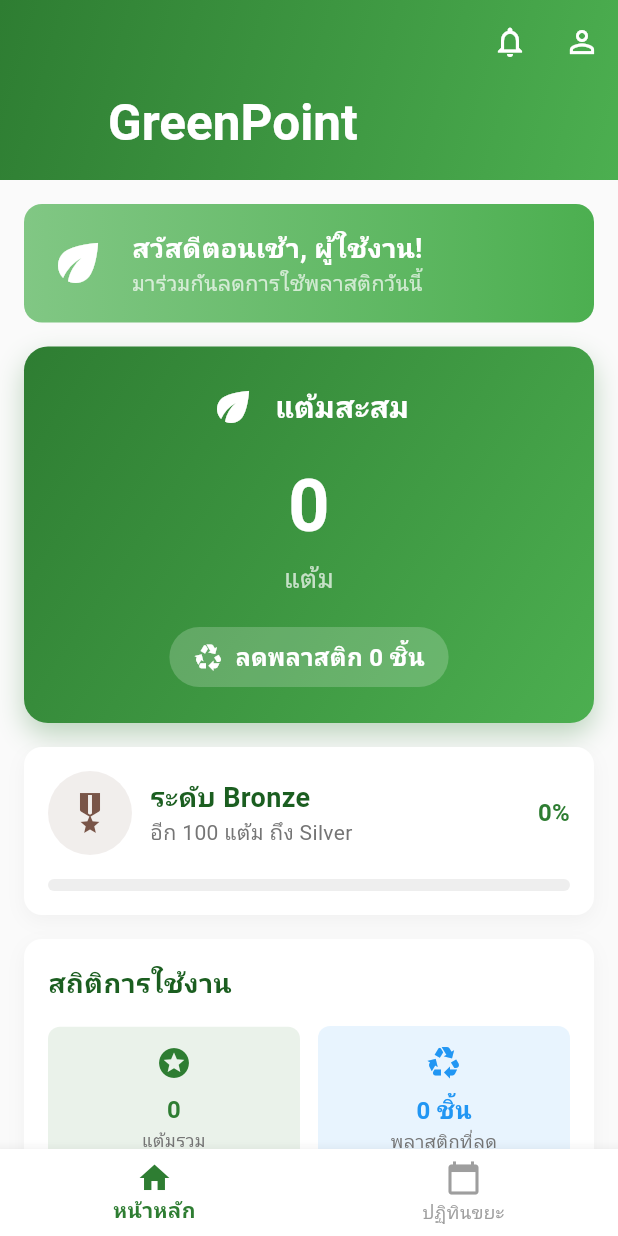
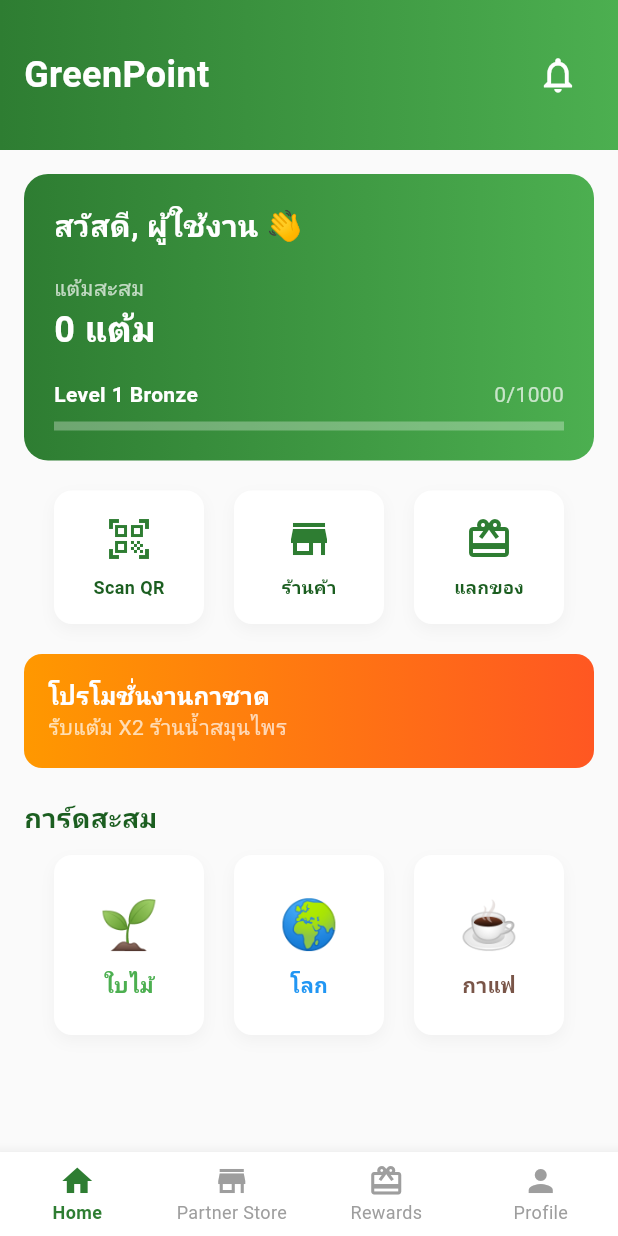
Before and after one commit to SirimongkolMannubut/flutter_GreenPoint, a Flutter app: the screen it shows after launch, on a phone screen of 412 x 824 dp. Run offline on Flutter 3.47's test engine with Material 3 defaults, Android fonts, the phone set to English and light mode, and no system bars; drawn by our look-alikes of flutter_animate; our stand-ins replace fl_chart, flutter_dotenv, google_fonts, shared_preferences; accounts and stored records are empty; Roboto replaces fonts that are missing (Kanit).

Commit message:
feat: Redesign UI according to UI Breakdown specification - Update HomeScreen with new layout (Header, Profile Card, Shortcut Menu, Promotion Banner, Collection Cards) - Add 4-tab Bottom Navigation (Home, Partner Store, Rewards, Profile) - Implement greeting with user name and wave emoji - Add level progress bar with proper formatting - Create shortcut menu with Scan QR, Store, and Rewards - Add promotion banner for events - Include collection cards with emoji icons

```diff
--- a/lib/screens/home_screen.dart
+++ b/lib/screens/home_screen.dart
@@ -4,36 +4,9 @@ import 'package:flutter_animate/flutter_animate.dart';
 import 'package:google_fonts/google_fonts.dart';
 import '../providers/user_provider.dart';
 import '../constants/app_constants.dart';
-import '../widgets/points_card.dart';
-import '../widgets/activity_grid.dart';
-import '../widgets/level_progress.dart';
-import '../widgets/stats_overview.dart';
 
-class HomeScreen extends StatefulWidget {
+class HomeScreen extends StatelessWidget {
   const HomeScreen({super.key});
-
-  @override
-  State<HomeScreen> createState() => _HomeScreenState();
-}
-
-class _HomeScreenState extends State<HomeScreen> with TickerProviderStateMixin {
-  late AnimationController _animationController;
-
-  @override
-  void initState() {
-    super.initState();
-    _animationController = AnimationController(
-      duration: const Duration(milliseconds: 1500),
-      vsync: this,
-    );
-    _animationController.forward();
-  }
-
-  @override
-  void dispose() {
-    _animationController.dispose();
-    super.dispose();
-  }
 
   @override
   Widget build(BuildContext context) {
@@ -51,70 +24,18 @@ class _HomeScreenState extends State<HomeScreen> with TickerProviderStateMixin {
 
           return CustomScrollView(
             slivers: [
-              _buildAppBar(context, userProvider),
+              _buildHeader(),
               SliverPadding(
-                padding: const EdgeInsets.all(AppConstants.defaultPadding),
+                padding: const EdgeInsets.all(16),
                 sliver: SliverList(
                   delegate: SliverChildListDelegate([
-                    _buildWelcomeSection(userProvider)
-                        .animate()
-                        .fadeIn(duration: 600.ms)
-                        .slideY(begin: 0.3, end: 0),
-
-                    const SizedBox(height: AppConstants.defaultPadding),
-
-                    PointsCard(
-                      points: userProvider.totalPoints,
-                      plasticReduced: userProvider.plasticReduced,
-                    ).animate()
-                        .fadeIn(duration: 600.ms, delay: 200.ms)
-                        .slideX(begin: -0.3, end: 0),
-
-                    const SizedBox(height: AppConstants.defaultPadding),
-
-                    LevelProgress(
-                      level: userProvider.level,
-                      levelName: userProvider.levelName,
-                      progress: userProvider.getLevelProgress(),
-                    ).animate()
-                        .fadeIn(duration: 600.ms, delay: 400.ms)
-                        .slideX(begin: 0.3, end: 0),
-
-                    const SizedBox(height: AppConstants.defaultPadding),
-
-                    StatsOverview(
-                      totalPoints: userProvider.totalPoints,
-                      plasticReduced: userProvider.plasticReduced,
-                      level: userProvider.level,
-                    ).animate()
-                        .fadeIn(duration: 600.ms, delay: 600.ms)
-                        .slideY(begin: 0.3, end: 0),
-
-                    const SizedBox(height: AppConstants.largePadding),
-
-                    Text(
-                      'กิจกรรมลดพลาสติก',
-                      style: GoogleFonts.kanit(
-                        fontSize: 20,
-                        fontWeight: FontWeight.bold,
-                        color: AppConstants.darkGreen,
-                      ),
-                    ).animate()
-                        .fadeIn(duration: 600.ms, delay: 800.ms),
-
-                    const SizedBox(height: AppConstants.defaultPadding),
-
-                    ActivityGrid(
-                      onActivityTap: (activity) {
-                        userProvider.addPoints(
-                          activity.points,
-                          activity.plasticReduction,
-                        );
-                        _showSuccessDialog(context, activity);
-                      },
-                    ).animate()
-                        .fadeIn(duration: 600.ms, delay: 1000.ms)
-                        .slideY(begin: 0.3, end: 0),
+                    _buildProfileCard(userProvider),
+                    const SizedBox(height: 20),
+                    _buildShortcutMenu(),
+                    const SizedBox(height: 20),
+                    _buildPromotionBanner(),
+                    const SizedBox(height: 20),
+                    _buildCollectionCards(),
                   ]),
                 ),
               ),
@@ -125,87 +46,113 @@ class _HomeScreenState extends State<HomeScreen> with TickerProviderStateMixin {
     );
   }
 
-  Widget _buildAppBar(BuildContext context, UserProvider userProvider) {
+  Widget _buildHeader() {
     return SliverAppBar(
-      expandedHeight: 120,
+      expandedHeight: 100,
       floating: false,
       pinned: true,
       backgroundColor: AppConstants.primaryGreen,
       flexibleSpace: FlexibleSpaceBar(
-        title: Text(
+        background: Container(
+          decoration: const BoxDecoration(
+            gradient: LinearGradient(
+              colors: [AppConstants.primaryGreen, AppConstants.lightGreen],
+            ),
+          ),
+          child: SafeArea(
+            child: Padding(
+              padding: const EdgeInsets.symmetric(horizontal: 16),
+              child: Row(
+                mainAxisAlignment: MainAxisAlignment.spaceBetween,
+                children: [
+                  Text(
                     'GreenPoint',
                     style: GoogleFonts.kanit(
+                      fontSize: 24,
                       fontWeight: FontWeight.bold,
                       color: Colors.white,
                     ),
                   ),
-        background: Container(
-          decoration: const BoxDecoration(
-            gradient: LinearGradient(
-              begin: Alignment.topLeft,
-              end: Alignment.bottomRight,
-              colors: [
-                AppConstants.primaryGreen,
-                AppConstants.lightGreen,
+                  IconButton(
+                    icon: const Icon(Icons.notifications_outlined, color: Colors.white, size: 28),
+                    onPressed: () {},
+                  ),
                 ],
               ),
             ),
           ),
         ),
-      actions: [
-        IconButton(
-          icon: const Icon(Icons.notifications_outlined, color: Colors.white),
-          onPressed: () {},
       ),
-        IconButton(
-          icon: const Icon(Icons.person_outline, color: Colors.white),
-          onPressed: () {},
-        ),
-      ],
     );
   }
 
-  Widget _buildWelcomeSection(UserProvider userProvider) {
-    final hour = DateTime.now().hour;
-    String greeting = 'สวัสดี';
-    if (hour < 12) {
-      greeting = 'สวัสดีตอนเช้า';
-    } else if (hour < 17) {
-      greeting = 'สวัสดีตอนบ่าย';
-    } else {
-      greeting = 'สวัสดีตอนเย็น';
-    }
-
+  Widget _buildProfileCard(UserProvider userProvider) {
     return Container(
-      padding: const EdgeInsets.all(AppConstants.defaultPadding),
+      padding: const EdgeInsets.all(20),
       decoration: BoxDecoration(
         gradient: const LinearGradient(
-          colors: [AppConstants.accentGreen, AppConstants.lightGreen],
+          colors: [AppConstants.primaryGreen, AppConstants.lightGreen],
         ),
-        borderRadius: BorderRadius.circular(AppConstants.defaultRadius),
+        borderRadius: BorderRadius.circular(16),
       ),
-      child: Row(
-        children: [
-          const Icon(
-            Icons.eco,
-            size: 40,
-            color: Colors.white,
-          ),
-          const SizedBox(width: AppConstants.defaultPadding),
-          Expanded(
       child: Column(
         crossAxisAlignment: CrossAxisAlignment.start,
         children: [
+          Row(
+            children: [
               Text(
-                  '$greeting, ${userProvider.user?.name ?? 'ผู้ใช้งาน'}!',
+                'สวัสดี, ${userProvider.user?.name ?? 'ขวัญ'} 👋',
                 style: GoogleFonts.kanit(
-                    fontSize: 18,
+                  fontSize: 20,
                   fontWeight: FontWeight.bold,
                   color: Colors.white,
                 ),
               ),
+            ],
+          ),
+          const SizedBox(height: 16),
+          Row(
+            mainAxisAlignment: MainAxisAlignment.spaceBetween,
+            children: [
+              Column(
+                crossAxisAlignment: CrossAxisAlignment.start,
+                children: [
                   Text(
-                  'มาร่วมกันลดการใช้พลาสติกวันนี้',
+                    'แต้มสะสม',
+                    style: GoogleFonts.kanit(
+                      fontSize: 14,
+                      color: Colors.white70,
+                    ),
+                  ),
+                  Text(
+                    '${userProvider.totalPoints} แต้ม',
+                    style: GoogleFonts.kanit(
+                      fontSize: 24,
+                      fontWeight: FontWeight.bold,
+                      color: Colors.white,
+                    ),
+                  ),
+                ],
+              ),
+            ],
+          ),
+          const SizedBox(height: 16),
+          Column(
+            crossAxisAlignment: CrossAxisAlignment.start,
+            children: [
+              Row(
+                mainAxisAlignment: MainAxisAlignment.spaceBetween,
+                children: [
+                  Text(
+                    'Level ${userProvider.level} ${userProvider.levelName}',
+                    style: GoogleFonts.kanit(
+                      fontSize: 14,
+                      color: Colors.white,
+                      fontWeight: FontWeight.w600,
+                    ),
+                  ),
+                  Text(
+                    '${(userProvider.getLevelProgress() * 1000).toInt()}/1000',
                     style: GoogleFonts.kanit(
                       fontSize: 14,
                       color: Colors.white70,
@@ -213,46 +160,154 @@ class _HomeScreenState extends State<HomeScreen> with TickerProviderStateMixin {
                   ),
                 ],
               ),
+              const SizedBox(height: 8),
+              LinearProgressIndicator(
+                value: userProvider.getLevelProgress(),
+                backgroundColor: Colors.white30,
+                valueColor: const AlwaysStoppedAnimation<Color>(Colors.white),
+                minHeight: 6,
               ),
             ],
+          ),
+        ],
+      ),
+    ).animate().fadeIn(duration: 600.ms).slideY(begin: 0.3, end: 0);
+  }
+
+  Widget _buildShortcutMenu() {
+    return Row(
+      mainAxisAlignment: MainAxisAlignment.spaceEvenly,
+      children: [
+        _buildShortcutItem('Scan QR', Icons.qr_code_scanner, () {}),
+        _buildShortcutItem('ร้านค้า', Icons.store, () {}),
+        _buildShortcutItem('แลกของ', Icons.card_giftcard, () {}),
+      ],
+    ).animate().fadeIn(duration: 600.ms, delay: 200.ms);
+  }
+
+  Widget _buildShortcutItem(String title, IconData icon, VoidCallback onTap) {
+    return GestureDetector(
+      onTap: onTap,
+      child: Container(
+        width: 100,
+        padding: const EdgeInsets.symmetric(vertical: 16),
+        decoration: BoxDecoration(
+          color: Colors.white,
+          borderRadius: BorderRadius.circular(12),
+          boxShadow: [
+            BoxShadow(
+              color: Colors.grey.withOpacity(0.1),
+              blurRadius: 8,
+              offset: const Offset(0, 4),
+            ),
+          ],
+        ),
+        child: Column(
+          children: [
+            Icon(icon, size: 32, color: AppConstants.primaryGreen),
+            const SizedBox(height: 8),
+            Text(
+              title,
+              style: GoogleFonts.kanit(
+                fontSize: 12,
+                fontWeight: FontWeight.w600,
+                color: AppConstants.darkGreen,
+              ),
+            ),
+          ],
+        ),
       ),
     );
   }
 
-  void _showSuccessDialog(BuildContext context, dynamic activity) {
-    showDialog(
-      context: context,
-      builder: (context) => AlertDialog(
-        shape: RoundedRectangleBorder(
-          borderRadius: BorderRadius.circular(AppConstants.defaultRadius),
+  Widget _buildPromotionBanner() {
+    return Container(
+      width: double.infinity,
+      padding: const EdgeInsets.all(16),
+      decoration: BoxDecoration(
+        gradient: const LinearGradient(
+          colors: [Colors.orange, Colors.deepOrange],
         ),
-        title: Row(
+        borderRadius: BorderRadius.circular(12),
+      ),
+      child: Column(
+        crossAxisAlignment: CrossAxisAlignment.start,
         children: [
-            Icon(
-              Icons.check_circle,
-              color: AppConstants.successColor,
-              size: 28,
+          Text(
+            'โปรโมชั่นงานกาชาด',
+            style: GoogleFonts.kanit(
+              fontSize: 16,
+              fontWeight: FontWeight.bold,
+              color: Colors.white,
             ),
-            const SizedBox(width: 8),
+          ),
           Text(
-              'เยี่ยมมาก!',
-              style: GoogleFonts.kanit(fontWeight: FontWeight.bold),
+            'รับแต้ม X2 ร้านน้ำสมุนไพร',
+            style: GoogleFonts.kanit(
+              fontSize: 14,
+              color: Colors.white70,
+            ),
           ),
         ],
       ),
-        content: Text(
-          'คุณได้รับ ${activity.points} แต้ม จากการ${activity.title}',
-          style: GoogleFonts.kanit(),
+    ).animate().fadeIn(duration: 600.ms, delay: 400.ms);
+  }
+
+  Widget _buildCollectionCards() {
+    return Column(
+      crossAxisAlignment: CrossAxisAlignment.start,
+      children: [
+        Text(
+          'การ์ดสะสม',
+          style: GoogleFonts.kanit(
+            fontSize: 18,
+            fontWeight: FontWeight.bold,
+            color: AppConstants.darkGreen,
           ),
-        actions: [
-          TextButton(
-            onPressed: () => Navigator.pop(context),
-            child: Text(
-              'ตกลง',
+        ),
+        const SizedBox(height: 12),
+        Row(
+          mainAxisAlignment: MainAxisAlignment.spaceEvenly,
+          children: [
+            _buildCollectionCard('🌱', 'ใบไม้', Colors.green),
+            _buildCollectionCard('🌍', 'โลก', Colors.blue),
+            _buildCollectionCard('☕', 'กาแฟ', Colors.brown),
+          ],
+        ),
+      ],
+    ).animate().fadeIn(duration: 600.ms, delay: 600.ms);
+  }
+
+  Widget _buildCollectionCard(String emoji, String title, Color color) {
+    return Container(
+      width: 100,
+      height: 120,
+      padding: const EdgeInsets.all(12),
+      decoration: BoxDecoration(
+        color: Colors.white,
+        borderRadius: BorderRadius.circular(12),
+        boxShadow: [
+          BoxShadow(
+            color: Colors.grey.withOpacity(0.1),
+            blurRadius: 8,
+            offset: const Offset(0, 4),
+          ),
+        ],
+      ),
+      child: Column(
+        mainAxisAlignment: MainAxisAlignment.center,
+        children: [
+          Text(
+            emoji,
+            style: const TextStyle(fontSize: 32),
+          ),
+          const SizedBox(height: 8),
+          Text(
+            title,
             style: GoogleFonts.kanit(
-                color: AppConstants.primaryGreen,
-                fontWeight: FontWeight.bold,
-              ),
+              fontSize: 14,
+              fontWeight: FontWeight.w600,
+              color: color,
             ),
           ),
         ],
--- a/lib/screens/main_screen.dart
+++ b/lib/screens/main_screen.dart
@@ -16,7 +16,9 @@ class _MainScreenState extends State<MainScreen> {
 
   final List<Widget> _screens = [
     const HomeScreen(),
-    const WasteCalendarScreen(),
+    const PartnerStoreScreen(),
+    const RewardsScreen(),
+    const ProfileScreen(),
   ];
 
   @override
@@ -36,19 +38,93 @@ class _MainScreenState extends State<MainScreen> {
         unselectedItemColor: Colors.grey,
         selectedLabelStyle: GoogleFonts.kanit(
           fontWeight: FontWeight.bold,
+          fontSize: 12,
         ),
-        unselectedLabelStyle: GoogleFonts.kanit(),
+        unselectedLabelStyle: GoogleFonts.kanit(
+          fontSize: 12,
+        ),
         items: const [
           BottomNavigationBarItem(
             icon: Icon(Icons.home),
-            label: 'หน้าหลัก',
+            label: 'Home',
           ),
           BottomNavigationBarItem(
-            icon: Icon(Icons.calendar_today),
-            label: 'ปฏิทินขยะ',
+            icon: Icon(Icons.store),
+            label: 'Partner Store',
+          ),
+          BottomNavigationBarItem(
+            icon: Icon(Icons.card_giftcard),
+            label: 'Rewards',
+          ),
+          BottomNavigationBarItem(
+            icon: Icon(Icons.person),
+            label: 'Profile',
           ),
         ],
       ),
     );
   }
 }
+
+class PartnerStoreScreen extends StatelessWidget {
+  const PartnerStoreScreen({super.key});
+
+  @override
+  Widget build(BuildContext context) {
+    return Scaffold(
+      appBar: AppBar(
+        title: Text(
+          'Partner Store',
+          style: GoogleFonts.kanit(fontWeight: FontWeight.bold),
+        ),
+        backgroundColor: AppConstants.primaryGreen,
+        foregroundColor: Colors.white,
+      ),
+      body: const Center(
+        child: Text('Partner Store Screen'),
+      ),
+    );
+  }
+}
+
+class RewardsScreen extends StatelessWidget {
+  const RewardsScreen({super.key});
+
+  @override
+  Widget build(BuildContext context) {
+    return Scaffold(
+      appBar: AppBar(
+        title: Text(
+          'Rewards',
+          style: GoogleFonts.kanit(fontWeight: FontWeight.bold),
+        ),
+        backgroundColor: AppConstants.primaryGreen,
+        foregroundColor: Colors.white,
+      ),
+      body: const Center(
+        child: Text('Rewards Screen'),
+      ),
+    );
+  }
+}
+
+class ProfileScreen extends StatelessWidget {
+  const ProfileScreen({super.key});
+
+  @override
+  Widget build(BuildContext context) {
+    return Scaffold(
+      appBar: AppBar(
+        title: Text(
+          'Profile',
+          style: GoogleFonts.kanit(fontWeight: FontWeight.bold),
+        ),
+        backgroundColor: AppConstants.primaryGreen,
+        foregroundColor: Colors.white,
+      ),
+      body: const Center(
+        child: Text('Profile Screen'),
+      ),
+    );
+  }
+}
```
Lines whose indentation alone changed are shown as unchanged.
